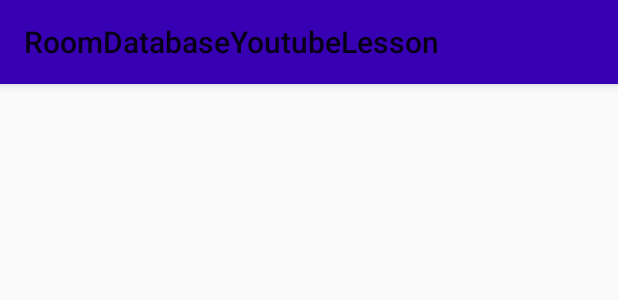
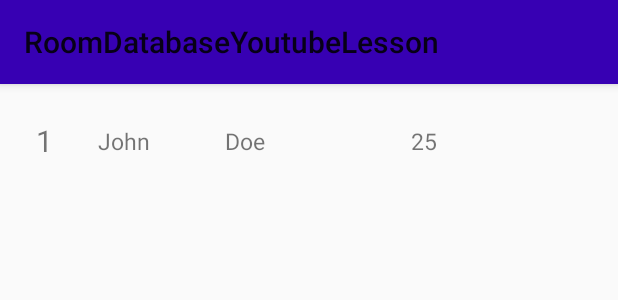
Before and after one commit to jlawrencesha/RoomDatabaseYoutubeLesson, an Android app: the layout custom_view.xml on its own in the app's theme, with its tools: preview values and no code run, on a phone screen of 412 x 824 dp. Shown: the top 300 px of the screen. Run offline under Robolectric (Android 15) with nearby library versions, the phone set to English and light mode, and no system bars.

Commit message:
two tables complete

```diff
--- a/app/build.gradle
+++ b/app/build.gradle
@@ -67,5 +67,7 @@ dependencies {
     implementation "org.jetbrains.kotlin:kotlin-stdlib-jdk7:1.3.72"
     api "org.jetbrains.kotlinx:kotlinx-coroutines-core:1.3.5"
     api "org.jetbrains.kotlinx:kotlinx-coroutines-android:1.3.5"
+    implementation 'com.google.code.gson:gson:2.8.5'
+    implementation 'com.squareup.retrofit2:converter-gson:2.4.0'
 
 }
--- a/app/src/main/java/com/giftofhappiness/roomdatabaseyoutubelesson/data/User.kt
+++ b/app/src/main/java/com/giftofhappiness/roomdatabaseyoutubelesson/data/User.kt
@@ -1,7 +1,9 @@
 package com.giftofhappiness.roomdatabaseyoutubelesson.data
 
+import androidx.room.Embedded
 import androidx.room.Entity
 import androidx.room.PrimaryKey
+import androidx.room.Relation
 
 @Entity(tableName = "user_table")
 data class User (
--- a/app/src/main/java/com/giftofhappiness/roomdatabaseyoutubelesson/data/UserDatabase.kt
+++ b/app/src/main/java/com/giftofhappiness/roomdatabaseyoutubelesson/data/UserDatabase.kt
@@ -7,7 +7,8 @@ import androidx.room.RoomDatabase
 import kotlinx.coroutines.InternalCoroutinesApi
 import kotlinx.coroutines.internal.synchronized
 
-@Database(entities = [User::class], version = 1, exportSchema = false)
+@Database(entities = arrayOf(User::class,Friends::class), version = 1, exportSchema = false)
+
 abstract class UserDatabase: RoomDatabase() {
 
     abstract fun userDao(): UserDao
@@ -28,6 +29,7 @@ abstract class UserDatabase: RoomDatabase() {
                     context.applicationContext,
                     UserDatabase::class.java,
                     "user_database"
+
                 ).build()
                 INSTANCE = instance
                 return instance
--- a/app/src/main/java/com/giftofhappiness/roomdatabaseyoutubelesson/data/UserRepository.kt
+++ b/app/src/main/java/com/giftofhappiness/roomdatabaseyoutubelesson/data/UserRepository.kt
@@ -9,4 +9,8 @@ class UserRepository(private val userDao: UserDao) {
 
     }
 
+    suspend fun addFriend(friends: Friends){
+        userDao.addFriend(friends)
+    }
+
 }
--- a/app/src/main/res/layout/custom_view.xml
+++ b/app/src/main/res/layout/custom_view.xml
@@ -1,6 +1,54 @@
 <?xml version="1.0" encoding="utf-8"?>
-<androidx.constraintlayout.widget.ConstraintLayout
-    xmlns:android="http://schemas.android.com/apk/res/android" android:layout_width="match_parent"
-    android:layout_height="match_parent">
+<androidx.constraintlayout.widget.ConstraintLayout xmlns:android="http://schemas.android.com/apk/res/android"
+    xmlns:app="http://schemas.android.com/apk/res-auto"
+    xmlns:tools="http://schemas.android.com/tools"
+    android:layout_width="match_parent"
+    android:layout_height="wrap_content"
+    android:padding="24sp">
+
+    <TextView
+        android:id="@+id/idTxtBox"
+        android:layout_width="wrap_content"
+        android:layout_height="wrap_content"
+
+        android:gravity="center_vertical"
+        android:text="1"
+        android:textSize="20sp"
+        app:layout_constraintBottom_toBottomOf="parent"
+        app:layout_constraintStart_toStartOf="parent"
+        app:layout_constraintTop_toTopOf="parent" />
+
+    <TextView
+        android:id="@+id/firstNameTxtRecView"
+        android:layout_width="wrap_content"
+        android:layout_height="wrap_content"
+        android:layout_marginStart="30dp"
+        android:text="John"
+        android:textSize="15sp"
+        app:layout_constraintBottom_toBottomOf="parent"
+        app:layout_constraintStart_toEndOf="@+id/idTxtBox"
+        app:layout_constraintTop_toTopOf="parent" />
+
+    <TextView
+        android:id="@+id/lastNameTxtboxRecView"
+        android:layout_width="wrap_content"
+        android:layout_height="wrap_content"
+        android:layout_marginStart="50dp"
+        android:text="Doe"
+        android:textSize="15sp"
+        app:layout_constraintBottom_toBottomOf="parent"
+        app:layout_constraintStart_toEndOf="@+id/firstNameTxtRecView"
+        app:layout_constraintTop_toTopOf="parent" />
+
+    <TextView
+        android:id="@+id/ageTxtBoxRecView"
+        android:layout_width="wrap_content"
+        android:layout_height="wrap_content"
+        android:text="25"
+        android:textSize="15sp"
+        app:layout_constraintBottom_toBottomOf="parent"
+        app:layout_constraintEnd_toEndOf="parent"
+        app:layout_constraintStart_toEndOf="@+id/lastNameTxtboxRecView"
+        app:layout_constraintTop_toTopOf="parent" />
 
 </androidx.constraintlayout.widget.ConstraintLayout>
```
Also changed, not shown: app/src/main/java/com/giftofhappiness/roomdatabaseyoutubelesson/data/Friends.kt (added, +11 -0 lines), app/src/main/java/com/giftofhappiness/roomdatabaseyoutubelesson/data/UserDao.kt (+8 -4 lines), app/src/main/java/com/giftofhappiness/roomdatabaseyoutubelesson/data/UserViewModel.kt (+14 -1 lines), app/src/main/java/com/giftofhappiness/roomdatabaseyoutubelesson/data/UserWithFriends.kt (added, +14 -0 lines), app/src/main/java/com/giftofhappiness/roomdatabaseyoutubelesson/fragements/add/AddFragment.kt (+8 -3 lines), app/src/main/java/com/giftofhappiness/roomdatabaseyoutubelesson/fragements/list/ListAdapter.kt (+48 -1 lines), app/src/main/java/com/giftofhappiness/roomdatabaseyoutubelesson/fragements/list/ListFragment.kt (+22 -6 lines), app/src/main/res/layout/fragment_add.xml (+6 -6 lines).
